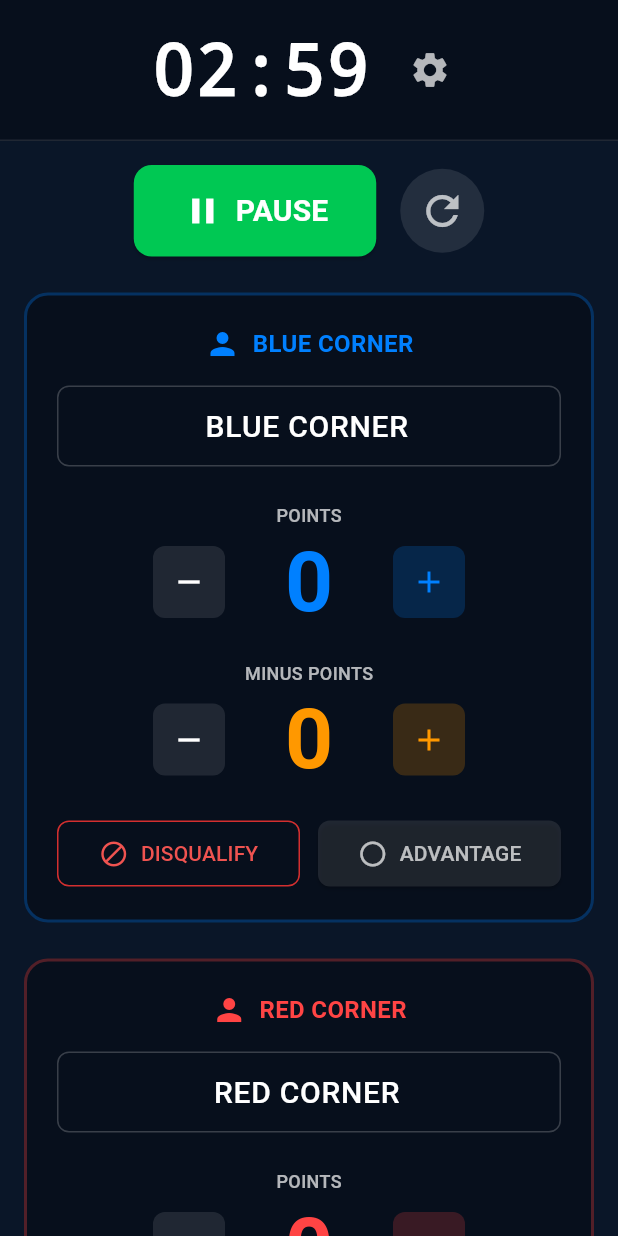
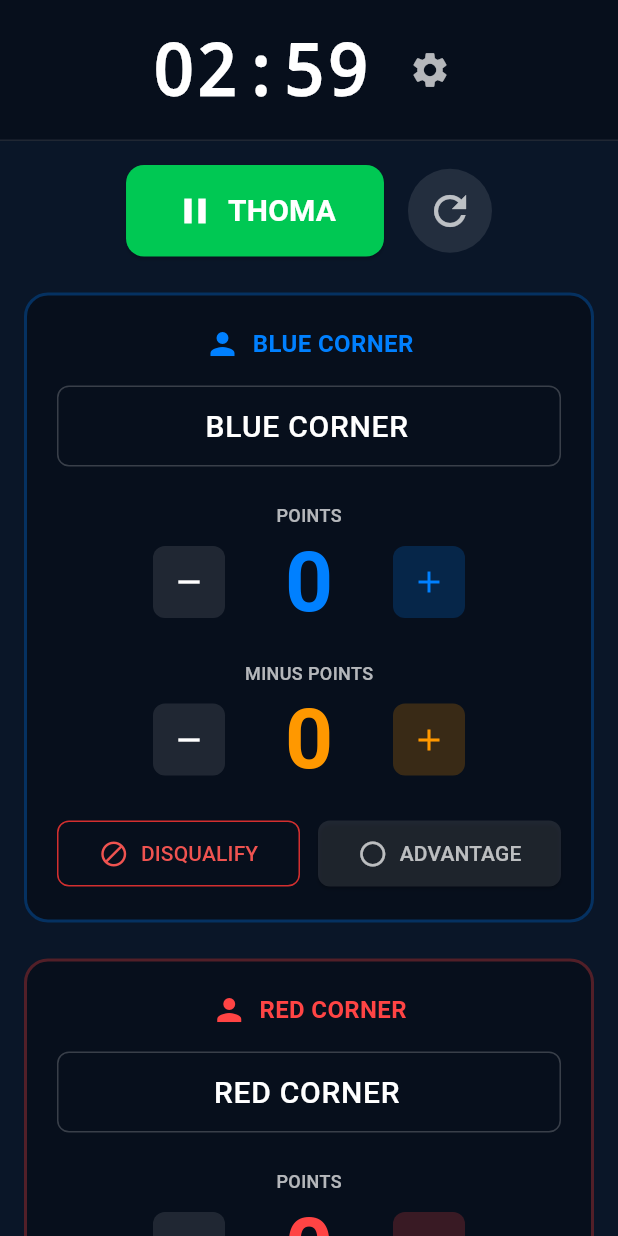
Before and after one commit to Mehedi259/BASHAP-Scoreboard, a Flutter app: the screen it shows after launch, after a tap on "AKHAE", on a phone screen of 412 x 824 dp. Run offline on Flutter 3.47's test engine with Material 3 defaults, Android fonts, the phone set to English and light mode, and no system bars; our stand-ins replace shared_preferences.

Commit message:
Update pause button label to 'THOMA' in ScoreboardScreen

```diff
--- a/lib/screens/scoreboard_screen.dart
+++ b/lib/screens/scoreboard_screen.dart
@@ -116,7 +116,7 @@ class ScoreboardScreen extends StatelessWidget {
           ),
           icon: Icon(isActive ? Icons.pause : Icons.play_arrow, size: 28),
           label: Text(
-            isActive ? 'PAUSE' : 'AKHAE',
+            isActive ? 'THOMA' : 'AKHAE',
             style: const TextStyle(fontSize: 20, fontWeight: FontWeight.bold),
           ),
         ),
```
